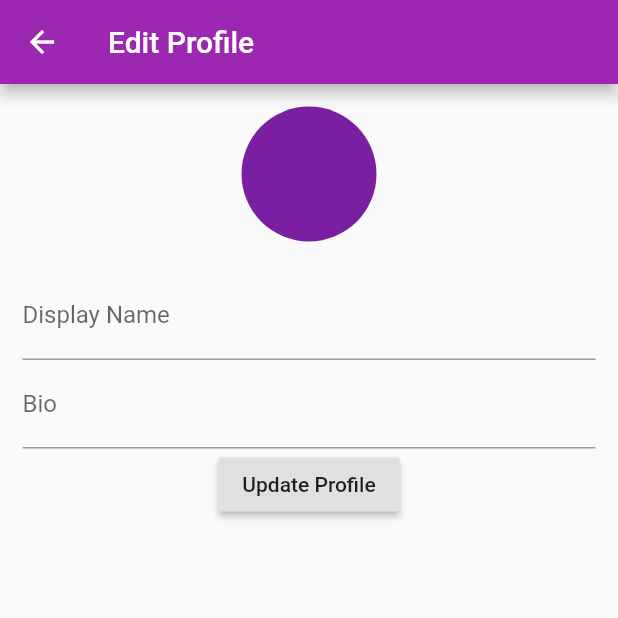
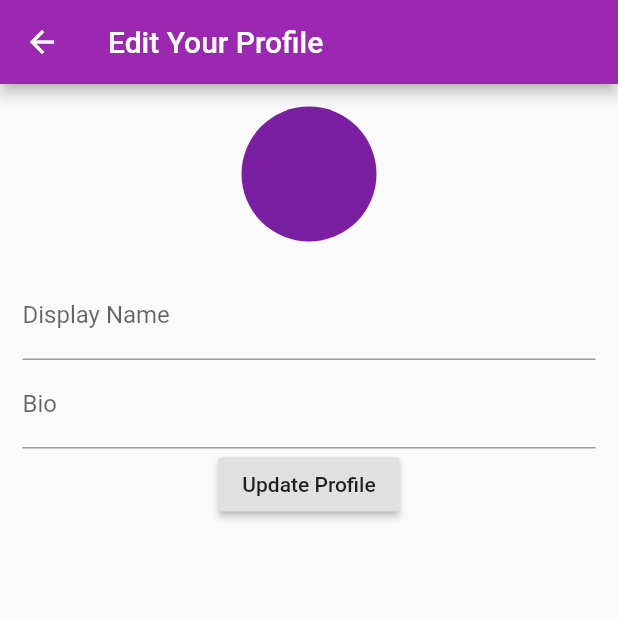
Before and after one commit to parthav09/fluttershare, a Flutter app: the EditProfile screen opened directly with empty values, on a phone screen of 412 x 824 dp, the top half of it. Run offline on Flutter 3.47's test engine with Material 2 defaults, Android fonts, the phone set to English and light mode, and no system bars; our stand-ins replace cloud_firestore, flutter_svg, geolocator, google_sign_in; accounts and stored records are empty.

Commit message:
Update edit_profile.dart

```diff
--- a/lib/pages/edit_profile.dart
+++ b/lib/pages/edit_profile.dart
@@ -48,7 +48,7 @@ class _EditProfileState extends State<EditProfile> {
   @override
   Widget build(BuildContext context) {
     return Scaffold(
-      appBar: AppBar(title: Text("Edit Profile"),),
+      appBar: AppBar(title: Text("Edit Your Profile"),),
       body: Padding(
         padding: EdgeInsets.all(15),
         child: Column(
```
